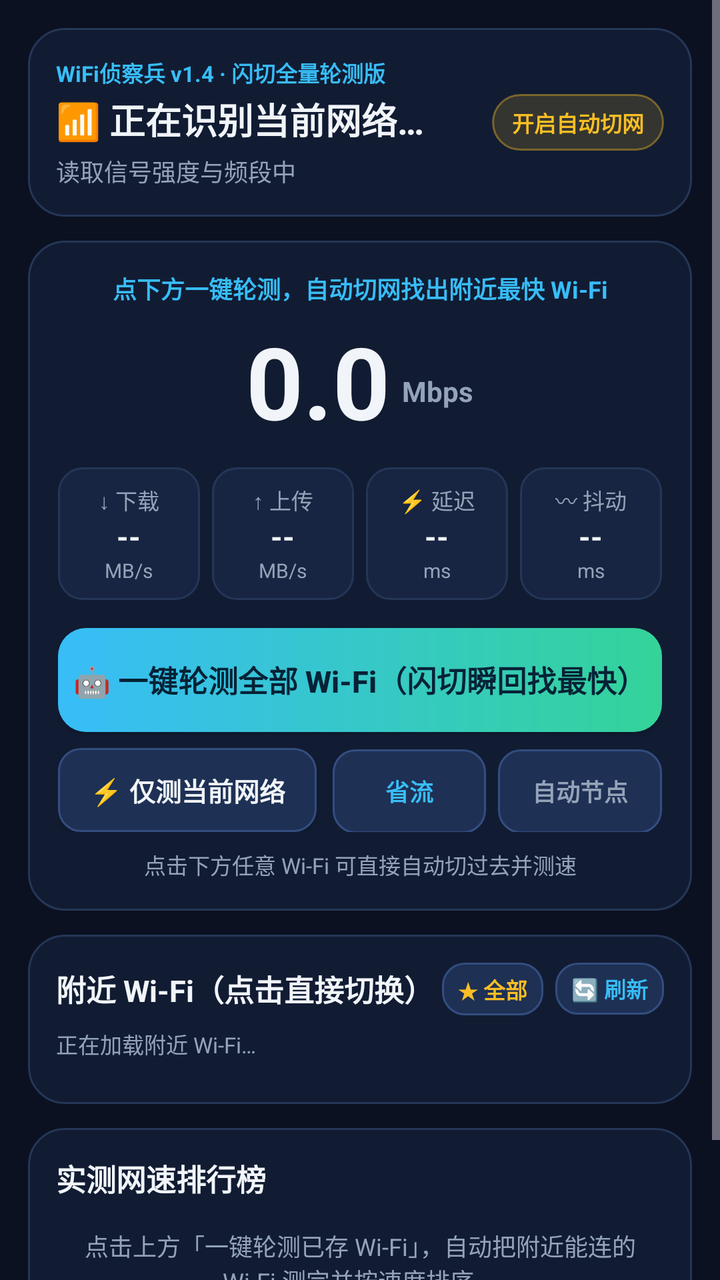
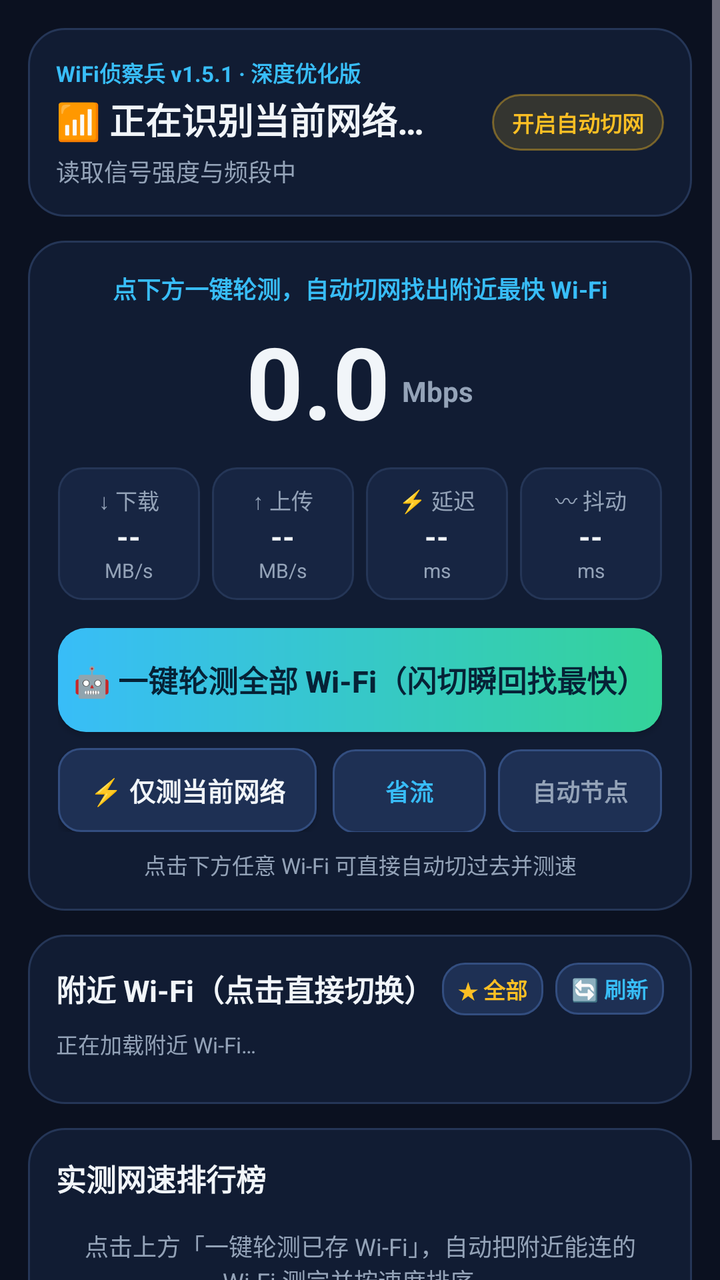

Two renders of the same Android screen: before a commit and after it. Below are the layout's source before the change and the commit's diff.
<!-- AndroidManifest.xml: application theme Theme.WifiScout -->
<!-- res/layout/activity_main.xml -->
<?xml version="1.0" encoding="utf-8"?>
<ScrollView xmlns:android="http://schemas.android.com/apk/res/android"
    android:layout_width="match_parent"
    android:layout_height="match_parent"
    android:background="@color/bg_dark"
    android:fillViewport="true">

    <LinearLayout
        android:layout_width="match_parent"
        android:layout_height="wrap_content"
        android:orientation="vertical"
        android:padding="14dp">

        
        <LinearLayout
            android:layout_width="match_parent"
            android:layout_height="wrap_content"
            android:background="@drawable/bg_card"
            android:gravity="center_vertical"
            android:orientation="horizontal"
            android:padding="14dp">

            <LinearLayout
                android:layout_width="0dp"
                android:layout_height="wrap_content"
                android:layout_weight="1"
                android:orientation="vertical">

                <TextView
                    android:layout_width="wrap_content"
                    android:layout_height="wrap_content"
                    android:text="WiFi侦察兵 v1.4 · 闪切全量轮测版"
                    android:textColor="@color/accent_sky"
                    android:textSize="11sp"
                    android:textStyle="bold" />

                <TextView
                    android:id="@+id/tvNetworkTitle"
                    android:layout_width="match_parent"
                    android:layout_height="wrap_content"
                    android:layout_marginTop="2dp"
                    android:ellipsize="end"
                    android:maxLines="1"
                    android:text="📶 正在识别当前网络…"
                    android:textColor="@color/text_primary"
                    android:textSize="18sp"
                    android:textStyle="bold" />

                <TextView
                    android:id="@+id/tvNetworkDetail"
                    android:layout_width="match_parent"
                    android:layout_height="wrap_content"
                    android:layout_marginTop="4dp"
                    android:text="读取信号强度与频段中"
                    android:textColor="@color/text_muted"
                    android:textSize="12sp" />
            </LinearLayout>

            <TextView
                android:id="@+id/tvAutoEngineBadge"
                android:layout_width="wrap_content"
                android:layout_height="wrap_content"
                android:layout_marginStart="8dp"
                android:background="@drawable/bg_badge_amber"
                android:paddingHorizontal="10dp"
                android:paddingVertical="6dp"
                android:text="开启自动切网"
                android:textColor="@color/accent_amber"
                android:textSize="11sp"
                android:textStyle="bold" />
        </LinearLayout>

        
        <LinearLayout
            android:id="@+id/permissionBanner"
            android:layout_width="match_parent"
            android:layout_height="wrap_content"
            android:layout_marginTop="10dp"
            android:background="@drawable/bg_card"
            android:orientation="vertical"
            android:padding="12dp"
            android:visibility="gone">

            <TextView
                android:id="@+id/tvPermissionReason"
                android:layout_width="match_parent"
                android:layout_height="wrap_content"
                android:text="授予位置权限以显示 Wi-Fi 名称"
                android:textColor="@color/accent_amber"
                android:textSize="12sp" />

            <androidx.appcompat.widget.AppCompatButton
                android:id="@+id/btnFixPermission"
                android:layout_width="match_parent"
                android:layout_height="40dp"
                android:layout_marginTop="8dp"
                android:background="@drawable/bg_btn_secondary"
                android:text="一键授权"
                android:textAllCaps="false"
                android:textColor="@color/accent_sky"
                android:textSize="13sp"
                android:textStyle="bold" />
        </LinearLayout>

        
        <LinearLayout
            android:id="@+id/autoProgressBanner"
            android:layout_width="match_parent"
            android:layout_height="wrap_content"
            android:layout_marginTop="10dp"
            android:background="@drawable/bg_card"
            android:gravity="center_vertical"
            android:orientation="horizontal"
            android:padding="12dp"
            android:visibility="gone">

            <TextView
                android:id="@+id/tvAutoProgress"
                android:layout_width="0dp"
                android:layout_height="wrap_content"
                android:layout_weight="1"
                android:text="正在自动切网测速…"
                android:textColor="@color/accent_green"
                android:textSize="13sp"
                android:textStyle="bold" />

            <TextView
                android:id="@+id/btnStopAuto"
                android:layout_width="wrap_content"
                android:layout_height="wrap_content"
                android:layout_marginStart="8dp"
                android:background="@drawable/bg_badge_red"
                android:paddingHorizontal="10dp"
                android:paddingVertical="5dp"
                android:text="停止"
                android:textColor="@color/accent_red"
                android:textSize="12sp"
                android:textStyle="bold" />
        </LinearLayout>

        
        <LinearLayout
            android:layout_width="match_parent"
            android:layout_height="wrap_content"
            android:layout_marginTop="12dp"
            android:background="@drawable/bg_card"
            android:orientation="vertical"
            android:padding="15dp">

            <TextView
                android:id="@+id/tvPhase"
                android:layout_width="match_parent"
                android:layout_height="wrap_content"
                android:gravity="center"
                android:text="点下方一键轮测，自动切网找出附近最快 Wi-Fi"
                android:textColor="@color/accent_sky"
                android:textSize="12sp"
                android:textStyle="bold" />

            <LinearLayout
                android:layout_width="match_parent"
                android:layout_height="wrap_content"
                android:layout_marginTop="4dp"
                android:gravity="center|bottom"
                android:orientation="horizontal">

                <TextView
                    android:id="@+id/tvLiveSpeed"
                    android:layout_width="wrap_content"
                    android:layout_height="wrap_content"
                    android:text="0.0"
                    android:textColor="@color/text_primary"
                    android:textSize="50sp"
                    android:textStyle="bold" />

                <TextView
                    android:layout_width="wrap_content"
                    android:layout_height="wrap_content"
                    android:layout_marginStart="6dp"
                    android:layout_marginBottom="9dp"
                    android:text="Mbps"
                    android:textColor="@color/text_muted"
                    android:textSize="14sp"
                    android:textStyle="bold" />
            </LinearLayout>

            
            <LinearLayout
                android:layout_width="match_parent"
                android:layout_height="wrap_content"
                android:layout_marginTop="10dp"
                android:orientation="horizontal">

                <LinearLayout
                    android:layout_width="0dp"
                    android:layout_height="wrap_content"
                    android:layout_marginEnd="6dp"
                    android:layout_weight="1"
                    android:background="@drawable/bg_tile"
                    android:gravity="center"
                    android:orientation="vertical"
                    android:paddingVertical="8dp">

                    <TextView
                        android:layout_width="wrap_content"
                        android:layout_height="wrap_content"
                        android:text="↓ 下载"
                        android:textColor="@color/text_muted"
                        android:textSize="11sp" />

                    <TextView
                        android:id="@+id/tvDown"
                        android:layout_width="wrap_content"
                        android:layout_height="wrap_content"
                        android:text="--"
                        android:textColor="@color/text_primary"
                        android:textSize="15sp"
                        android:textStyle="bold" />

                    <TextView
                        android:id="@+id/tvDownSub"
                        android:layout_width="wrap_content"
                        android:layout_height="wrap_content"
                        android:text="MB/s"
                        android:textColor="@color/text_muted"
                        android:textSize="10sp" />
                </LinearLayout>

                <LinearLayout
                    android:layout_width="0dp"
                    android:layout_height="wrap_content"
                    android:layout_marginEnd="6dp"
                    android:layout_weight="1"
                    android:background="@drawable/bg_tile"
                    android:gravity="center"
                    android:orientation="vertical"
                    android:paddingVertical="8dp">

                    <TextView
                        android:layout_width="wrap_content"
                        android:layout_height="wrap_content"
                        android:text="↑ 上传"
                        android:textColor="@color/text_muted"
                        android:textSize="11sp" />

                    <TextView
                        android:id="@+id/tvUp"
                        android:layout_width="wrap_content"
                        android:layout_height="wrap_content"
                        android:text="--"
                        android:textColor="@color/text_primary"
                        android:textSize="15sp"
                        android:textStyle="bold" />

                    <TextView
                        android:id="@+id/tvUpSub"
                        android:layout_width="wrap_content"
                        android:layout_height="wrap_content"
                        android:text="MB/s"
                        android:textColor="@color/text_muted"
                        android:textSize="10sp" />
                </LinearLayout>

                <LinearLayout
                    android:layout_width="0dp"
                    android:layout_height="wrap_content"
                    android:layout_marginEnd="6dp"
                    android:layout_weight="1"
                    android:background="@drawable/bg_tile"
                    android:gravity="center"
                    android:orientation="vertical"
                    android:paddingVertical="8dp">

                    <TextView
                        android:layout_width="wrap_content"
                        android:layout_height="wrap_content"
                        android:text="⚡ 延迟"
                        android:textColor="@color/text_muted"
                        android:textSize="11sp" />

                    <TextView
                        android:id="@+id/tvPing"
                        android:layout_width="wrap_content"
                        android:layout_height="wrap_content"
                        android:text="--"
                        android:textColor="@color/text_primary"
                        android:textSize="15sp"
                        android:textStyle="bold" />

                    <TextView
                        android:layout_width="wrap_content"
                        android:layout_height="wrap_content"
                        android:text="ms"
                        android:textColor="@color/text_muted"
                        android:textSize="10sp" />
                </LinearLayout>

                <LinearLayout
                    android:layout_width="0dp"
                    android:layout_height="wrap_content"
                    android:layout_weight="1"
                    android:background="@drawable/bg_tile"
                    android:gravity="center"
                    android:orientation="vertical"
                    android:paddingVertical="8dp">

                    <TextView
                        android:layout_width="wrap_content"
                        android:layout_height="wrap_content"
                        android:text="〰 抖动"
                        android:textColor="@color/text_muted"
                        android:textSize="11sp" />

                    <TextView
                        android:id="@+id/tvJitter"
                        android:layout_width="wrap_content"
                        android:layout_height="wrap_content"
                        android:text="--"
                        android:textColor="@color/text_primary"
                        android:textSize="15sp"
                        android:textStyle="bold" />

                    <TextView
                        android:layout_width="wrap_content"
                        android:layout_height="wrap_content"
                        android:text="ms"
                        android:textColor="@color/text_muted"
                        android:textSize="10sp" />
                </LinearLayout>
            </LinearLayout>

            
            <androidx.appcompat.widget.AppCompatButton
                android:id="@+id/btnAutoBatchTest"
                android:layout_width="match_parent"
                android:layout_height="52dp"
                android:layout_marginTop="14dp"
                android:background="@drawable/bg_btn_primary"
                android:text="🤖 一键轮测全部 Wi-Fi（闪切瞬回找最快）"
                android:textAllCaps="false"
                android:textColor="@color/btn_text_dark"
                android:textSize="15sp"
                android:textStyle="bold" />

            
            <LinearLayout
                android:layout_width="match_parent"
                android:layout_height="wrap_content"
                android:layout_marginTop="8dp"
                android:orientation="horizontal">

                <androidx.appcompat.widget.AppCompatButton
                    android:id="@+id/btnStartTest"
                    android:layout_width="0dp"
                    android:layout_height="42dp"
                    android:layout_marginEnd="8dp"
                    android:layout_weight="1.35"
                    android:background="@drawable/bg_btn_secondary"
                    android:text="⚡ 仅测当前网络"
                    android:textAllCaps="false"
                    android:textColor="@color/text_primary"
                    android:textSize="13sp"
                    android:textStyle="bold" />

                <TextView
                    android:id="@+id/btnModeToggle"
                    android:layout_width="0dp"
                    android:layout_height="42dp"
                    android:layout_marginEnd="6dp"
                    android:layout_weight="0.8"
                    android:background="@drawable/bg_btn_secondary"
                    android:gravity="center"
                    android:text="省流"
                    android:textColor="@color/accent_sky"
                    android:textSize="12sp"
                    android:textStyle="bold" />

                <TextView
                    android:id="@+id/btnNodeToggle"
                    android:layout_width="0dp"
                    android:layout_height="42dp"
                    android:layout_weight="0.85"
                    android:background="@drawable/bg_btn_secondary"
                    android:gravity="center"
                    android:text="自动节点"
                    android:textColor="@color/text_muted"
                    android:textSize="12sp"
                    android:textStyle="bold" />
            </LinearLayout>

            <TextView
                android:id="@+id/tvMetaInfo"
                android:layout_width="match_parent"
                android:layout_height="wrap_content"
                android:layout_marginTop="8dp"
                android:gravity="center"
                android:text="点击下方任意 Wi-Fi 可直接自动切过去并测速"
                android:textColor="@color/text_muted"
                android:textSize="11sp" />
        </LinearLayout>

        
        <LinearLayout
            android:id="@+id/verdictCard"
            android:layout_width="match_parent"
            android:layout_height="wrap_content"
            android:layout_marginTop="12dp"
            android:background="@drawable/bg_card"
            android:orientation="vertical"
            android:padding="14dp"
            android:visibility="gone">

            <LinearLayout
                android:layout_width="match_parent"
                android:layout_height="wrap_content"
                android:gravity="center_vertical"
                android:orientation="horizontal">

                <TextView
                    android:id="@+id/tvVerdictTier"
                    android:layout_width="wrap_content"
                    android:layout_height="wrap_content"
                    android:background="@drawable/bg_badge_green"
                    android:paddingHorizontal="10dp"
                    android:paddingVertical="4dp"
                    android:text="S 级推荐"
                    android:textColor="@color/accent_green"
                    android:textSize="12sp"
                    android:textStyle="bold" />

                <View
                    android:layout_width="0dp"
                    android:layout_height="1dp"
                    android:layout_weight="1" />

                <TextView
                    android:id="@+id/tvVerdictScore"
                    android:layout_width="wrap_content"
                    android:layout_height="wrap_content"
                    android:text="95分"
                    android:textColor="@color/accent_green"
                    android:textSize="22sp"
                    android:textStyle="bold" />
            </LinearLayout>

            <TextView
                android:id="@+id/tvVerdictTitle"
                android:layout_width="match_parent"
                android:layout_height="wrap_content"
                android:layout_marginTop="8dp"
                android:text="强烈推荐电脑直接连接！"
                android:textColor="@color/text_primary"
                android:textSize="16sp"
                android:textStyle="bold" />

            <TextView
                android:id="@+id/tvVerdictDesc"
                android:layout_width="match_parent"
                android:layout_height="wrap_content"
                android:layout_marginTop="4dp"
                android:textColor="@color/text_muted"
                android:textSize="12sp" />

            <TextView
                android:id="@+id/tvCapSummary"
                android:layout_width="match_parent"
                android:layout_height="wrap_content"
                android:layout_marginTop="8dp"
                android:background="@drawable/bg_tile"
                android:padding="9dp"
                android:textColor="@color/text_primary"
                android:textSize="12sp" />

            <androidx.appcompat.widget.AppCompatButton
                android:id="@+id/btnCopyReport"
                android:layout_width="match_parent"
                android:layout_height="40dp"
                android:layout_marginTop="8dp"
                android:background="@drawable/bg_btn_secondary"
                android:text="📋 复制测速结论给电脑"
                android:textAllCaps="false"
                android:textColor="@color/text_primary"
                android:textSize="13sp"
                android:textStyle="bold" />
        </LinearLayout>

        
        <LinearLayout
            android:layout_width="match_parent"
            android:layout_height="wrap_content"
            android:layout_marginTop="12dp"
            android:background="@drawable/bg_card"
            android:orientation="vertical"
            android:padding="14dp">

            <LinearLayout
                android:layout_width="match_parent"
                android:layout_height="wrap_content"
                android:gravity="center_vertical"
                android:orientation="horizontal">

                <TextView
                    android:layout_width="0dp"
                    android:layout_height="wrap_content"
                    android:layout_weight="1"
                    android:text="附近 Wi-Fi（点击直接切换）"
                    android:textColor="@color/text_primary"
                    android:textSize="15sp"
                    android:textStyle="bold" />

                <TextView
                    android:id="@+id/btnFilterStarred"
                    android:layout_width="wrap_content"
                    android:layout_height="wrap_content"
                    android:layout_marginEnd="6dp"
                    android:background="@drawable/bg_btn_secondary"
                    android:paddingHorizontal="8dp"
                    android:paddingVertical="5dp"
                    android:text="★ 全部"
                    android:textColor="@color/accent_amber"
                    android:textSize="11sp"
                    android:textStyle="bold" />

                <TextView
                    android:id="@+id/btnScanWifis"
                    android:layout_width="wrap_content"
                    android:layout_height="wrap_content"
                    android:background="@drawable/bg_btn_secondary"
                    android:paddingHorizontal="8dp"
                    android:paddingVertical="5dp"
                    android:text="🔄 刷新"
                    android:textColor="@color/accent_sky"
                    android:textSize="11sp"
                    android:textStyle="bold" />
            </LinearLayout>

            <TextView
                android:id="@+id/tvScanStatus"
                android:layout_width="match_parent"
                android:layout_height="wrap_content"
                android:layout_marginTop="6dp"
                android:text="正在加载附近 Wi-Fi…"
                android:textColor="@color/text_muted"
                android:textSize="11sp" />

            <LinearLayout
                android:id="@+id/scanListContainer"
                android:layout_width="match_parent"
                android:layout_height="wrap_content"
                android:layout_marginTop="8dp"
                android:orientation="vertical" />
        </LinearLayout>

        
        <LinearLayout
            android:layout_width="match_parent"
            android:layout_height="wrap_content"
            android:layout_marginTop="12dp"
            android:layout_marginBottom="20dp"
            android:background="@drawable/bg_card"
            android:orientation="vertical"
            android:padding="14dp">

            <LinearLayout
                android:layout_width="match_parent"
                android:layout_height="wrap_content"
                android:gravity="center_vertical"
                android:orientation="horizontal">

                <TextView
                    android:layout_width="0dp"
                    android:layout_height="wrap_content"
                    android:layout_weight="1"
                    android:text="实测网速排行榜"
                    android:textColor="@color/text_primary"
                    android:textSize="15sp"
                    android:textStyle="bold" />

                <TextView
                    android:id="@+id/btnClearHistory"
                    android:layout_width="wrap_content"
                    android:layout_height="wrap_content"
                    android:padding="4dp"
                    android:text="清空"
                    android:textColor="@color/accent_red"
                    android:textSize="13sp"
                    android:visibility="gone" />
            </LinearLayout>

            <TextView
                android:id="@+id/tvBestCallout"
                android:layout_width="match_parent"
                android:layout_height="wrap_content"
                android:layout_marginTop="8dp"
                android:background="@drawable/bg_tile"
                android:padding="10dp"
                android:textColor="@color/accent_green"
                android:textSize="12sp"
                android:visibility="gone" />

            <TextView
                android:id="@+id/tvEmptyHistory"
                android:layout_width="match_parent"
                android:layout_height="wrap_content"
                android:gravity="center"
                android:paddingVertical="14dp"
                android:text="点击上方「一键轮测已存 Wi-Fi」，自动把附近能连的 Wi-Fi 测完并按速度排序。"
                android:textColor="@color/text_muted"
                android:textSize="12sp" />

            <LinearLayout
                android:id="@+id/historyContainer"
                android:layout_width="match_parent"
                android:layout_height="wrap_content"
                android:layout_marginTop="8dp"
                android:orientation="vertical" />
        </LinearLayout>

    </LinearLayout>
</ScrollView>
<!-- resources referenced by this layout -->
<resources>
  <color name="accent_amber">#FBBF24</color>
  <color name="accent_green">#34D399</color>
  <color name="accent_red">#F87171</color>
  <color name="accent_sky">#38BDF8</color>
  <color name="bg_dark">#0B1120</color>
  <color name="btn_text_dark">#062236</color>
  <color name="text_muted">#94A3B8</color>
  <color name="text_primary">#F1F5F9</color>
  <!-- drawable bg_badge_amber (drawable) -->
  <?xml version="1.0" encoding="utf-8"?>
  <shape xmlns:android="http://schemas.android.com/apk/res/android" android:shape="rectangle">
      <solid android:color="#26FBBF24" />
      <stroke android:width="1dp" android:color="#66FBBF24" />
      <corners android:radius="999dp" />
  </shape>
  <!-- drawable bg_badge_green (drawable) -->
  <?xml version="1.0" encoding="utf-8"?>
  <shape xmlns:android="http://schemas.android.com/apk/res/android" android:shape="rectangle">
      <solid android:color="#2634D399" />
      <stroke android:width="1dp" android:color="#6634D399" />
      <corners android:radius="999dp" />
  </shape>
  <!-- drawable bg_badge_red (drawable) -->
  <?xml version="1.0" encoding="utf-8"?>
  <shape xmlns:android="http://schemas.android.com/apk/res/android" android:shape="rectangle">
      <solid android:color="#26F87171" />
      <stroke android:width="1dp" android:color="#66F87171" />
      <corners android:radius="999dp" />
  </shape>
  <!-- drawable bg_btn_primary (drawable) -->
  <?xml version="1.0" encoding="utf-8"?>
  <shape xmlns:android="http://schemas.android.com/apk/res/android" android:shape="rectangle">
      <gradient
          android:angle="0"
          android:startColor="#38BDF8"
          android:endColor="#34D399" />
      <corners android:radius="14dp" />
  </shape>
  <!-- drawable bg_btn_secondary (drawable) -->
  <?xml version="1.0" encoding="utf-8"?>
  <shape xmlns:android="http://schemas.android.com/apk/res/android" android:shape="rectangle">
      <solid android:color="#1E3054" />
      <stroke android:width="1dp" android:color="#334E80" />
      <corners android:radius="11dp" />
  </shape>
  <!-- drawable bg_card (drawable) -->
  <?xml version="1.0" encoding="utf-8"?>
  <shape xmlns:android="http://schemas.android.com/apk/res/android" android:shape="rectangle">
      <solid android:color="@color/bg_card" />
      <stroke android:width="1dp" android:color="@color/border_subtle" />
      <corners android:radius="18dp" />
  </shape>
  <!-- drawable bg_tile (drawable) -->
  <?xml version="1.0" encoding="utf-8"?>
  <shape xmlns:android="http://schemas.android.com/apk/res/android" android:shape="rectangle">
      <solid android:color="@color/bg_elev" />
      <stroke android:width="1dp" android:color="@color/border_subtle" />
      <corners android:radius="12dp" />
  </shape>
  <style name="Theme.WifiScout" parent="Theme.Material3.Dark.NoActionBar">
          <item name="android:statusBarColor">@color/bg_dark</item>
          <item name="android:navigationBarColor">@color/bg_dark</item>
          <item name="android:windowBackground">@color/bg_dark</item>
          <item name="colorPrimary">@color/accent_sky</item>
          <item name="colorSecondary">@color/accent_green</item>
      </style>
  <color name="bg_card">#111C33</color>
  <color name="border_subtle">#253657</color>
  <color name="bg_elev">#172542</color>
</resources>

<!-- the commit's change to res/layout/activity_main.xml (unified diff, before → after) -->
@@ -29,7 +29,7 @@
                 <TextView
                     android:layout_width="wrap_content"
                     android:layout_height="wrap_content"
-                    android:text="WiFi侦察兵 v1.4 · 闪切全量轮测版"
+                    android:text="WiFi侦察兵 v1.5.1 · 深度优化版"
                     android:textColor="@color/accent_sky"
                     android:textSize="11sp"
                     android:textStyle="bold" />
@@ -125,6 +125,19 @@
                 android:textStyle="bold" />
 
             <TextView
+                android:id="@+id/btnViewAutoLog"
+                android:layout_width="wrap_content"
+                android:layout_height="wrap_content"
+                android:layout_marginStart="6dp"
+                android:background="@drawable/bg_btn_secondary"
+                android:paddingHorizontal="9dp"
+                android:paddingVertical="5dp"
+                android:text="日志"
+                android:textColor="@color/accent_sky"
+                android:textSize="12sp"
+                android:textStyle="bold" />
+
+            <TextView
                 android:id="@+id/btnStopAuto"
                 android:layout_width="wrap_content"
                 android:layout_height="wrap_content"
